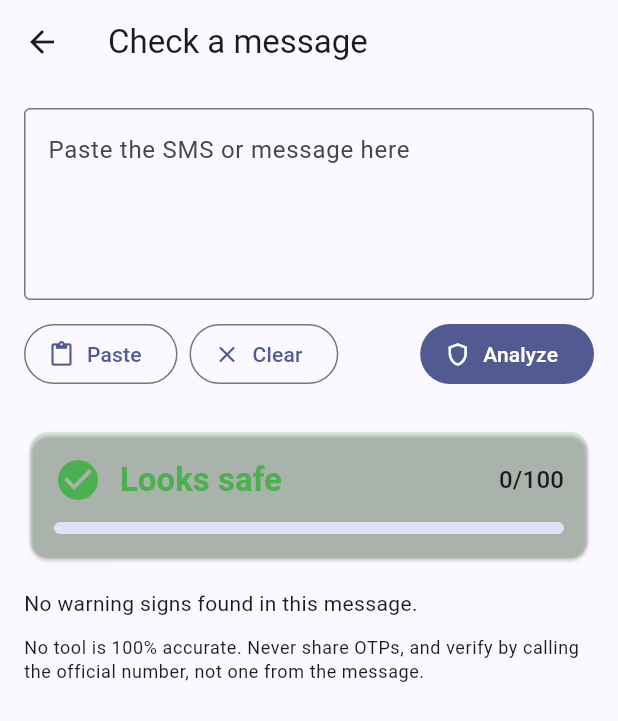
After one commit to girishkevin/scam_shield, a Flutter app: the MessageCheckScreen screen opened directly, after a tap on "Analyze", on a phone screen of 412 x 824 dp. The commit adds this screen. Shown: the top 721 px of the screen. Run offline on Flutter 3.47's test engine with Material 3 defaults, Android fonts, the phone set to English and light mode, and no system bars; our stand-ins replace flutter_riverpod.

Commit message:
Add SMS scam analyzer and bottom navigation

```diff
--- /dev/null
+++ b/lib/core/risk_style.dart
@@ -0,0 +1,22 @@
+import 'package:flutter/material.dart';
+import '../features/link_check/domain/link_analyzer.dart';
+
+extension RiskLevelStyle on RiskLevel {
+  Color get color => switch (this) {
+    RiskLevel.safe => Colors.green,
+    RiskLevel.suspicious => Colors.orange,
+    RiskLevel.dangerous => Colors.red,
+  };
+
+  String get label => switch (this) {
+    RiskLevel.safe => 'Looks safe',
+    RiskLevel.suspicious => 'Suspicious',
+    RiskLevel.dangerous => 'Dangerous',
+  };
+
+  IconData get icon => switch (this) {
+    RiskLevel.safe => Icons.check_circle,
+    RiskLevel.suspicious => Icons.warning_amber_rounded,
+    RiskLevel.dangerous => Icons.dangerous,
+  };
+}
--- /dev/null
+++ b/lib/features/message_scan/domain/message_analyzer.dart
@@ -0,0 +1,155 @@
+import '../../link_check/domain/link_analyzer.dart';
+
+class MessageAnalysisResult {
+  final String message;
+  final int score; // 0-100
+  final RiskLevel level;
+  final List<RiskSignal> textSignals;
+  final List<LinkAnalysisResult> linkResults;
+
+  const MessageAnalysisResult({
+    required this.message,
+    required this.score,
+    required this.level,
+    required this.textSignals,
+    required this.linkResults,
+  });
+
+  bool hasTextSignal(String id) => textSignals.any((s) => s.id == id);
+}
+
+class _TextRule {
+  final String id;
+  final RegExp pattern;
+  final String reason;
+  final int weight;
+
+  _TextRule(this.id, String pattern, this.reason, this.weight)
+      : pattern = RegExp(pattern, caseSensitive: false, dotAll: true);
+}
+
+class MessageAnalyzer {
+  MessageAnalyzer({LinkAnalyzer? linkAnalyzer})
+      : _linkAnalyzer = linkAnalyzer ?? LinkAnalyzer();
+
+  final LinkAnalyzer _linkAnalyzer;
+
+  // The (?<!...) parts avoid flagging genuine warnings like "Do not share OTP".
+  static final List<_TextRule> _rules = [
+    _TextRule(
+      'otp_request',
+      r"(?<!not )(?<!never )(?<!n't )(?<!n’t )\b(share|send|tell|give|forward)\b.{0,25}\b(otp|pin|cvv|password)\b",
+      'It asks you to share an OTP, PIN, CVV or password. Real banks never ask this.',
+      35,
+    ),
+    _TextRule(
+      'otp_request_hinglish',
+      r'\botp\b.{0,15}\b(batao|bataiye|bhejo|bhejein|dijiye)\b',
+      'It asks you to give your OTP. Real banks never ask this.',
+      35,
+    ),
+    _TextRule(
+      'account_blocked',
+      r'\b(account|card|sim|upi|wallet)\b.{0,30}(block|suspend|deactivat|disabl|clos)',
+      'It threatens to block or close your account, card or SIM.',
+      25,
+    ),
+    _TextRule(
+      'hinglish_threat',
+      r'\b(band|block|suspend)\s+ho\s+(jayega|jaayega|jaega)\b',
+      'It threatens that something will be blocked or closed.',
+      25,
+    ),
+    _TextRule(
+      'kyc_pressure',
+      r'\bkyc\b.{0,30}(expire|pending|update|verify|incomplete)|(expire|pending|update|verify|incomplete).{0,30}\bkyc\b',
+      'It says your KYC is pending or expired, a very common scam.',
+      25,
+    ),
+    _TextRule(
+      'fake_reward',
+      r'\b(congratulations|you have won|you won|lucky draw|lottery|claim (your )?(prize|reward|gift|cashback))\b',
+      'It promises a prize or reward you never applied for.',
+      25,
+    ),
+    _TextRule(
+      'authority_threat',
+      r'\b(arrest|police|cbi|narcotics|customs|court|warrant)\b.{0,60}\b(parcel|aadhaar|money laundering|video call|transfer)\b',
+      'It pretends to be police or a government agency, a "digital arrest" pattern.',
+      30,
+    ),
+    _TextRule(
+      'remote_access_app',
+      r'\b(anydesk|teamviewer|quicksupport|rustdesk)\b',
+      'It asks you to install a remote-access app. Scammers use these to control your phone.',
+      35,
+    ),
+    _TextRule(
+      'apk_install',
+      r'\.apk\b',
+      'It asks you to install an app file from outside the Play Store.',
+      35,
+    ),
+    _TextRule(
+      'advance_fee',
+      r'\b(registration|processing|clearance|advance|delivery)\s+(fee|charge)s?\b',
+      'It asks for an upfront fee, a common advance-fee scam.',
+      25,
+    ),
+    _TextRule(
+      'urgency',
+      r'\b(urgent|immediately|within \d+ (hours?|hrs?|minutes?|mins?)|last chance|today only|expires? (today|soon)|act now|turant)\b',
+      'It pressures you to act quickly.',
+      15,
+    ),
+  ];
+
+  static final RegExp _linkRegex = RegExp(
+    r'(?:https?://|www\.)[^\s<>"]+'
+    r'|\b[a-z0-9-]+(?:\.[a-z0-9-]+)*\.[a-z]{2,}/[^\s<>"]*'
+    r'|\b[a-z0-9-]+(?:\.[a-z0-9-]+)*\.(?:com|in|net|org|xyz|top|click|link|info|online|site|shop|app|me|co)\b',
+    caseSensitive: false,
+  );
+
+  List<String> extractLinks(String text) {
+    final found = <String>{};
+    for (final m in _linkRegex.allMatches(text)) {
+      final cleaned = m.group(0)!.replaceAll(RegExp(r'[.,;:!?)\]]+$'), '');
+      if (cleaned.isNotEmpty) found.add(cleaned);
+    }
+    return found.toList();
+  }
+
+  MessageAnalysisResult analyze(String rawMessage) {
+    final text = rawMessage.trim();
+
+    final textSignals = <RiskSignal>[
+      for (final rule in _rules)
+        if (rule.pattern.hasMatch(text))
+          RiskSignal(rule.id, rule.reason, rule.weight),
+    ];
+
+    final linkResults = extractLinks(text).map(_linkAnalyzer.analyze).toList();
+
+    final textScore = textSignals.fold<int>(0, (sum, s) => sum + s.weight);
+    final worstLink =
+    linkResults.fold<int>(0, (m, r) => r.score > m ? r.score : m);
+
+    var score = textScore > worstLink ? textScore : worstLink;
+    // Scary wording AND a risky link together is much more suspicious.
+    if (textSignals.isNotEmpty && worstLink >= 25) score += 15;
+    score = score.clamp(0, 100);
+
+    return MessageAnalysisResult(
+      message: text,
+      score: score,
+      level: score < 25
+          ? RiskLevel.safe
+          : score < 55
+          ? RiskLevel.suspicious
+          : RiskLevel.dangerous,
+      textSignals: textSignals,
+      linkResults: linkResults,
+    );
+  }
+}
--- /dev/null
+++ b/lib/features/message_scan/presentation/message_check_provider.dart
@@ -0,0 +1,20 @@
+import 'package:flutter_riverpod/flutter_riverpod.dart';
+import '../domain/message_analyzer.dart';
+
+final messageAnalyzerProvider =
+Provider<MessageAnalyzer>((ref) => MessageAnalyzer());
+
+class MessageCheckNotifier extends Notifier<MessageAnalysisResult?> {
+  @override
+  MessageAnalysisResult? build() => null;
+
+  void check(String message) {
+    state = ref.read(messageAnalyzerProvider).analyze(message);
+  }
+
+  void clear() => state = null;
+}
+
+final messageCheckProvider =
+NotifierProvider<MessageCheckNotifier, MessageAnalysisResult?>(
+    MessageCheckNotifier.new);
--- /dev/null
+++ b/lib/features/message_scan/presentation/message_check_screen.dart
@@ -0,0 +1,211 @@
+import 'package:flutter/material.dart';
+import 'package:flutter/services.dart';
+import 'package:flutter_riverpod/flutter_riverpod.dart';
+import '../../../core/risk_style.dart';
+import '../../link_check/domain/link_analyzer.dart';
+import '../domain/message_analyzer.dart';
+import 'message_check_provider.dart';
+
+class MessageCheckScreen extends ConsumerStatefulWidget {
+  const MessageCheckScreen({super.key});
+
+  @override
+  ConsumerState<MessageCheckScreen> createState() => _MessageCheckScreenState();
+}
+
+class _MessageCheckScreenState extends ConsumerState<MessageCheckScreen> {
+  final _controller = TextEditingController();
+
+  @override
+  void dispose() {
+    _controller.dispose();
+    super.dispose();
+  }
+
+  void _analyze() {
+    FocusScope.of(context).unfocus();
+    ref.read(messageCheckProvider.notifier).check(_controller.text);
+  }
+
+  Future<void> _paste() async {
+    final data = await Clipboard.getData(Clipboard.kTextPlain);
+    if (data?.text != null) {
+      _controller.text = data!.text!;
+    }
+  }
+
+  void _clear() {
+    _controller.clear();
+    ref.read(messageCheckProvider.notifier).clear();
+  }
+
+  @override
+  Widget build(BuildContext context) {
+    final result = ref.watch(messageCheckProvider);
+
+    return Scaffold(
+      appBar: AppBar(title: const Text('Check a message')),
+      body: ListView(
+        padding: const EdgeInsets.all(16),
+        children: [
+          TextField(
+            controller: _controller,
+            minLines: 4,
+            maxLines: 8,
+            decoration: const InputDecoration(
+              labelText: 'Paste the SMS or message here',
+              alignLabelWithHint: true,
+              border: OutlineInputBorder(),
+            ),
+          ),
+          const SizedBox(height: 12),
+          Row(
+            children: [
+              OutlinedButton.icon(
+                onPressed: _paste,
+                icon: const Icon(Icons.content_paste),
+                label: const Text('Paste'),
+              ),
+              const SizedBox(width: 8),
+              OutlinedButton.icon(
+                onPressed: _clear,
+                icon: const Icon(Icons.clear),
+                label: const Text('Clear'),
+              ),
+              const Spacer(),
+              FilledButton.icon(
+                onPressed: _analyze,
+                icon: const Icon(Icons.shield_outlined),
+                label: const Text('Analyze'),
+              ),
+            ],
+          ),
+          const SizedBox(height: 24),
+          if (result != null) _MessageResultView(result: result),
+        ],
+      ),
+    );
+  }
+}
+
+class _MessageResultView extends StatelessWidget {
+  const _MessageResultView({required this.result});
+
+  final MessageAnalysisResult result;
+
+  @override
+  Widget build(BuildContext context) {
+    final theme = Theme.of(context);
+    final level = result.level;
+
+    return Column(
+      crossAxisAlignment: CrossAxisAlignment.start,
+      children: [
+        Card(
+          color: level.color.withValues(alpha: 0.12),
+          child: Padding(
+            padding: const EdgeInsets.all(16),
+            child: Column(
+              crossAxisAlignment: CrossAxisAlignment.start,
+              children: [
+                Row(
+                  children: [
+                    Icon(level.icon, color: level.color, size: 32),
+                    const SizedBox(width: 12),
+                    Text(
+                      level.label,
+                      style: theme.textTheme.titleLarge?.copyWith(
+                          color: level.color, fontWeight: FontWeight.bold),
+                    ),
+                    const Spacer(),
+                    Text('${result.score}/100',
+                        style: theme.textTheme.titleMedium),
+                  ],
+                ),
+                const SizedBox(height: 12),
+                LinearProgressIndicator(
+                  value: result.score / 100,
+                  color: level.color,
+                  minHeight: 8,
+                  borderRadius: BorderRadius.circular(4),
+                ),
+              ],
+            ),
+          ),
+        ),
+        const SizedBox(height: 16),
+        if (result.textSignals.isNotEmpty) ...[
+          Text('Warning signs in the message',
+              style: theme.textTheme.titleMedium),
+          const SizedBox(height: 8),
+          for (final s in result.textSignals)
+            Padding(
+              padding: const EdgeInsets.only(bottom: 6),
+              child: Row(
+                crossAxisAlignment: CrossAxisAlignment.start,
+                children: [
+                  const Text('•  '),
+                  Expanded(child: Text(s.reason)),
+                ],
+              ),
+            ),
+          const SizedBox(height: 12),
+        ],
+        if (result.linkResults.isNotEmpty) ...[
+          Text('Links found (${result.linkResults.length})',
+              style: theme.textTheme.titleMedium),
+          const SizedBox(height: 8),
+          for (final link in result.linkResults) _LinkTile(link: link),
+        ],
+        if (result.textSignals.isEmpty && result.linkResults.isEmpty)
+          const Text('No warning signs found in this message.'),
+        const SizedBox(height: 12),
+        Text(
+          'No tool is 100% accurate. Never share OTPs, and verify by calling '
+              'the official number, not one from the message.',
+          style: theme.textTheme.bodySmall,
+        ),
+      ],
+    );
+  }
+}
+
+class _LinkTile extends StatelessWidget {
+  const _LinkTile({required this.link});
+
+  final LinkAnalysisResult link;
+
+  @override
+  Widget build(BuildContext context) {
+    final theme = Theme.of(context);
+
+    return Card(
+      child: Padding(
+        padding: const EdgeInsets.all(12),
+        child: Column(
+          crossAxisAlignment: CrossAxisAlignment.start,
+          children: [
+            Row(
+              children: [
+                Icon(link.level.icon, color: link.level.color),
+                const SizedBox(width: 8),
+                Expanded(
+                  child: Text(link.input,
+                      style: theme.textTheme.bodyMedium,
+                      overflow: TextOverflow.ellipsis),
+                ),
+                Text('${link.score}/100'),
+              ],
+            ),
+            for (final s in link.signals)
+              Padding(
+                padding: const EdgeInsets.only(top: 4, left: 32),
+                child: Text('• ${s.reason}',
+                    style: theme.textTheme.bodySmall),
+              ),
+          ],
+        ),
+      ),
+    );
+  }
+}
```
Also changed, not shown: lib/main.dart (+33 -1 lines), 1 other file.
